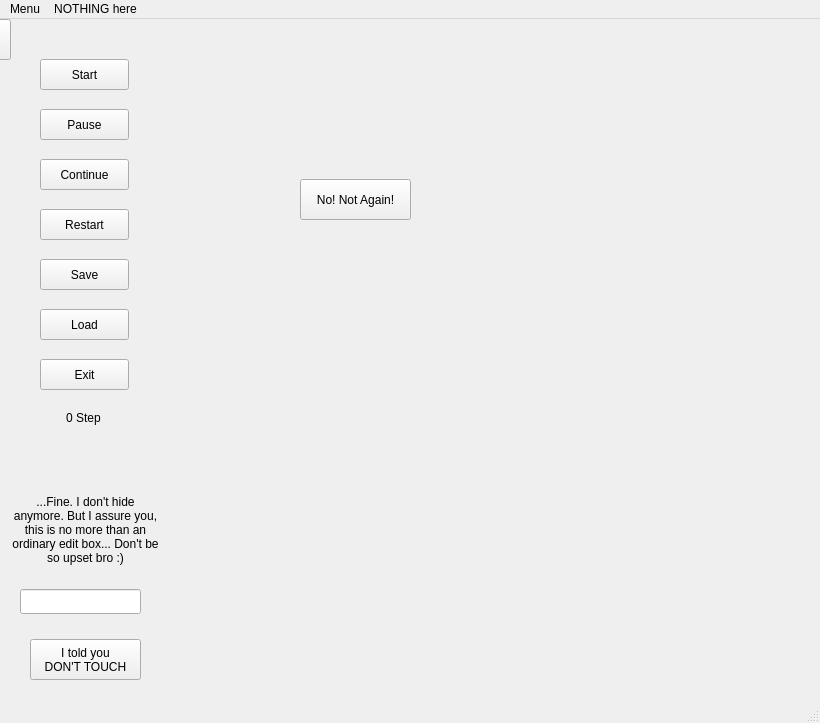
Above: mainwindow.ui from comradez/MySnake before the change. Below: the same form after it.
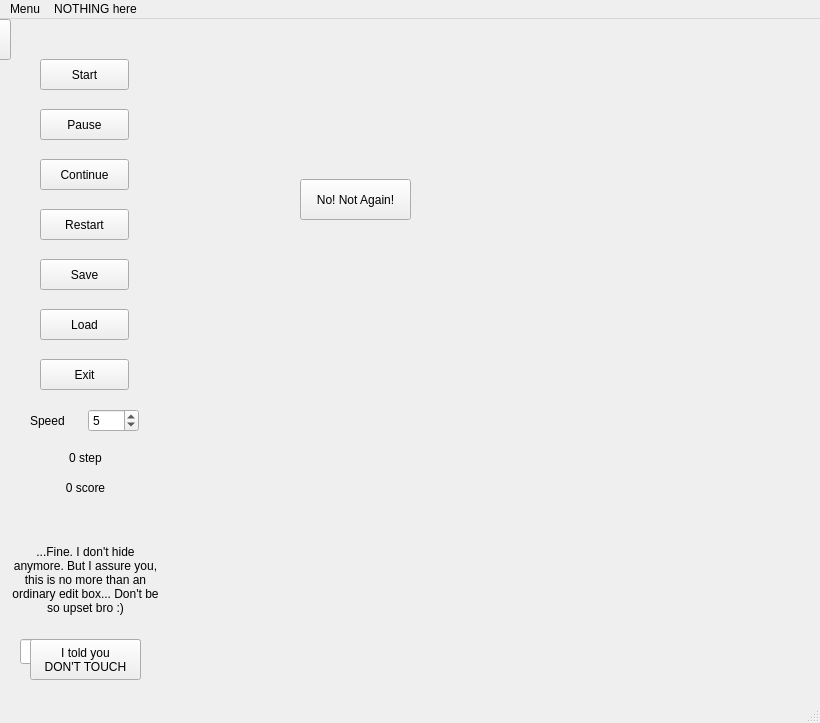
That is the form after the change.

Commit message: 添加了朴素的文件读写，算是完成了大作业所有需要的功能，下一步的改进重点是将蛇从全局硬编码改为类实现和将读写改为json

Patch:
```diff
--- a/mainwindow.ui
+++ b/mainwindow.ui
@@ -118,14 +118,14 @@
    <widget class="QLabel" name="TimeLabel">
     <property name="geometry">
      <rect>
-      <x>50</x>
-      <y>390</y>
-      <width>67</width>
+      <x>40</x>
+      <y>430</y>
+      <width>91</width>
       <height>17</height>
      </rect>
     </property>
     <property name="text">
-     <string>0 Step</string>
+     <string>0 step</string>
     </property>
     <property name="alignment">
      <set>Qt::AlignCenter</set>
@@ -148,7 +148,7 @@
     <property name="geometry">
      <rect>
       <x>20</x>
-      <y>570</y>
+      <y>620</y>
       <width>121</width>
       <height>25</height>
      </rect>
@@ -186,7 +186,7 @@
     <property name="geometry">
      <rect>
       <x>10</x>
-      <y>460</y>
+      <y>510</y>
       <width>151</width>
       <height>101</height>
      </rect>
@@ -201,6 +201,48 @@
      <bool>true</bool>
     </property>
    </widget>
+   <widget class="QLabel" name="scoreLabel">
+    <property name="geometry">
+     <rect>
+      <x>40</x>
+      <y>460</y>
+      <width>91</width>
+      <height>17</height>
+     </rect>
+    </property>
+    <property name="text">
+     <string>0 score</string>
+    </property>
+    <property name="alignment">
+     <set>Qt::AlignCenter</set>
+    </property>
+   </widget>
+   <widget class="QWidget" name="widget_2" native="true">
+    <property name="geometry">
+     <rect>
+      <x>30</x>
+      <y>380</y>
+      <width>109</width>
+      <height>44</height>
+     </rect>
+    </property>
+    <layout class="QHBoxLayout" name="horizontalLayout">
+     <item>
+      <widget class="QLabel" name="label">
+       <property name="text">
+        <string>Speed</string>
+       </property>
+      </widget>
+     </item>
+     <item>
+      <widget class="QSpinBox" name="spinBox">
+       <property name="value">
+        <number>5</number>
+       </property>
+      </widget>
+     </item>
+    </layout>
+   </widget>
   </widget>
   <widget class="QMenuBar" name="menubar">
    <property name="geometry">
```
The commit also changes 2 other files.
